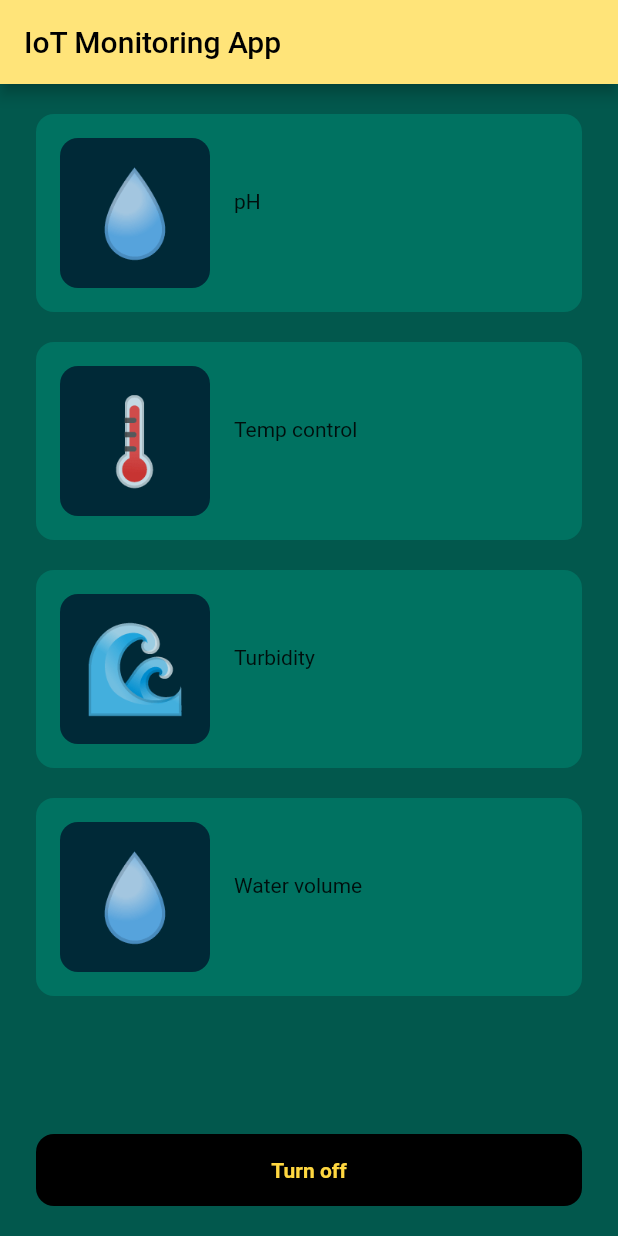
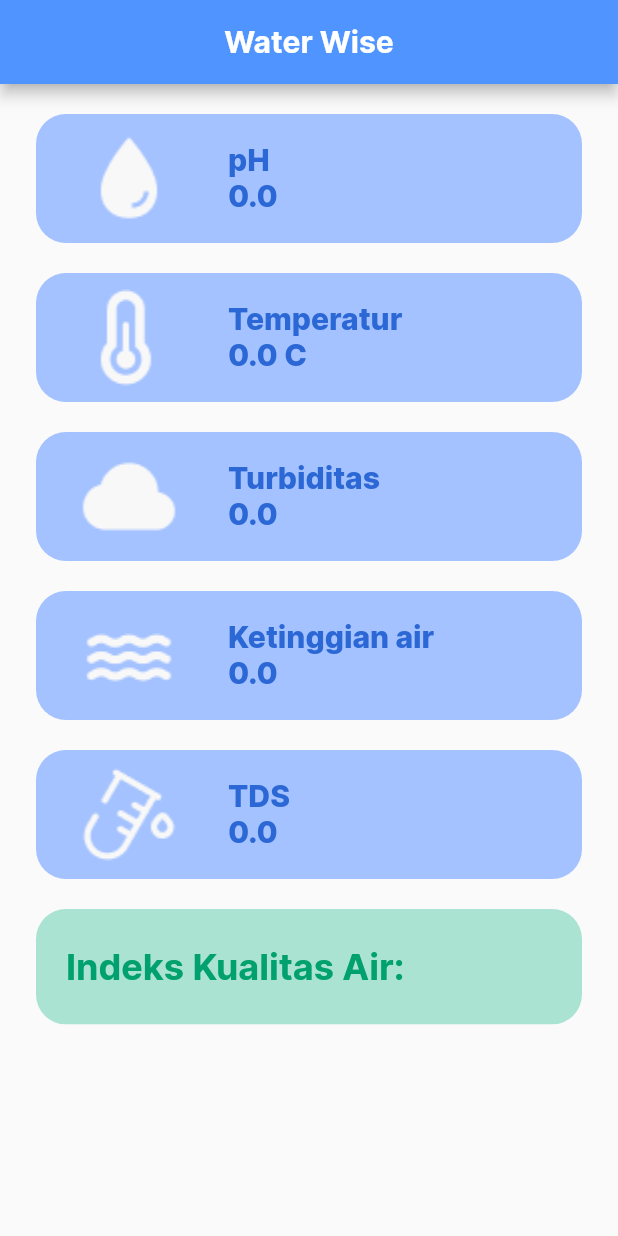
Before and after one commit to rifkiam/iot-monitoring-app, a Flutter app: the screen it shows after launch, on a phone screen of 412 x 824 dp. Run offline on Flutter 3.47's test engine with Material 2 defaults, Android fonts, the phone set to English and light mode, and no system bars; missing offline and left inert: mqtt_client.

Commit message:
feat: UI overhaul

```diff
--- a/lib/main.dart
+++ b/lib/main.dart
@@ -1,189 +1,180 @@
 import 'package:flutter/material.dart';
-import 'dart:async';
-import 'dart:io';
-import 'package:mqtt_client/mqtt_client.dart';
-import 'package:mqtt_client/mqtt_server_client.dart';
+import 'package:provider/provider.dart';
+import 'models/ph.dart';
 
 void main() {
-  runApp(const MyApp());
+  runApp(MyApp());
 }
 
 class MyApp extends StatelessWidget {
-  const MyApp({super.key});
-
-  // This widget is the root of your application.
   @override
   Widget build(BuildContext context) {
-    return MaterialApp(
-      title: 'Flutter Demo',
+    return MultiProvider(
+      providers: [
+        ChangeNotifierProvider(
+          create: (context) => PHProvider(),
+        ),
+      ],
+      child: MaterialApp(
+        title: 'MQTT Monitoring App',
+        home: MonitoringPage(),
         theme: ThemeData(
-        // This is the theme of your application.
-        //
-        // Try running your application with "flutter run". You'll see the
-        // application has a blue toolbar. Then, without quitting the app, try
-        // changing the primarySwatch below to Colors.green and then invoke
-        // "hot reload" (press "r" in the console where you ran "flutter run",
-        // or simply save your changes to "hot reload" in a Flutter IDE).
-        // Notice that the counter didn't reset back to zero; the application
-        // is not restarted.
-        primarySwatch: Colors.amber,
+          fontFamily: 'Inter'
         ),
-      home: const MyHomePage(title: 'IoT Monitoring App'),
+      ),
     );
   }
 }
 
-class MyHomePage extends StatefulWidget {
-  const MyHomePage({super.key, required this.title});
-  final String title;
-
-  @override
-  State<MyHomePage> createState() => _MyHomePageState();
-}
-
-class _MyHomePageState extends State<MyHomePage> {
-  int _counter = 0;
-
-  bool machineState = false;
-
-  bool onOrOff() {
-    //API
-    return true;
-  }
-
+class MonitoringPage extends StatelessWidget {
   @override
   Widget build(BuildContext context) {
-    // This method is rerun every time setState is called, for instance as done
-    // by the _incrementCounter method above.
-    //
-    // The Flutter framework has been optimized to make rerunning build methods
-    // fast, so that you can just rebuild anything that needs updating rather
-    // than having to individually change instances of widgets.
     return Scaffold(
-      backgroundColor: Color.fromRGBO(2, 88, 77, 1),
       appBar: AppBar(
-        // Here we take the value from the MyHomePage object that was created by
-        // the App.build method, and use it to set our appbar title.
-        title: Text(widget.title),
-        backgroundColor: const Color.fromRGBO(255, 228, 121, 1),
+        backgroundColor: const Color.fromRGBO(79, 148, 255, 1),
+        centerTitle: true,
+        title: const Text('Water Wise', style: TextStyle(fontFamily: 'Inter', color: Colors.white, fontWeight: FontWeight.bold)),
+
       ),
-      body: Padding(
-        padding: const EdgeInsets.symmetric(vertical: 20, horizontal: 24),
+      body: SafeArea(
+        child: Padding(
+          padding: const EdgeInsets.symmetric(horizontal: 24, vertical: 20),
           child: Column(
             mainAxisAlignment: MainAxisAlignment.start,
             crossAxisAlignment: CrossAxisAlignment.stretch,
             children: [
               ClipRRect(
-              borderRadius: const BorderRadius.all(Radius.circular(12)),
+                borderRadius: const BorderRadius.all(Radius.circular(20)),
                 child: Container(
-                padding: const EdgeInsets.all(16),
-                decoration: const BoxDecoration(color: Color.fromRGBO(0, 114, 97, 1)),
+                  padding: const EdgeInsets.symmetric(horizontal: 12, vertical: 8),
+                  decoration: const BoxDecoration(color: Color.fromRGBO(164, 194, 255, 1)),
                   child: Row(
                       children: [
-                    ClipRRect(
-                      borderRadius: const BorderRadius.all(Radius.circular(12)),
-                      child: Container(
+                        Container(
                           alignment: Alignment.center,
-                        decoration: const BoxDecoration(color: Color.fromRGBO(0, 41, 55, 1)),
-                        child: Text("💧", style: TextStyle(fontSize: 56)),
                           width: 100,
-                        height: 100,
+                          height: 70,
+                          child: Image.asset("images/water.png", scale: 0.75),
                         ),
-                    ),
-                    SizedBox(width: 16,),
-                    Text("pH \n")
+                        const SizedBox(width: 16,),
+                        Consumer<PHProvider>(builder: (context, phProvider, child) {
+                          final ph = phProvider.ph;
+                          return Text("pH \n${ph.toString()}", style: const TextStyle(fontWeight: FontWeight.w800, fontSize: 20, color: Color.fromRGBO(43, 104, 214, 1)),);
+                        })
                       ]
                   ),
                 ),
               ),
               const SizedBox(height: 20,),
               ClipRRect(
-              borderRadius: const BorderRadius.all(Radius.circular(12)),
+                borderRadius: const BorderRadius.all(Radius.circular(20)),
                 child: Container(
-                padding: const EdgeInsets.all(16),
-                decoration: const BoxDecoration(color: Color.fromRGBO(0, 114, 97, 1)),
+                  padding: const EdgeInsets.symmetric(horizontal: 12, vertical: 8),
+                  decoration: const BoxDecoration(color: Color.fromRGBO(164, 194, 255, 1)),
                   child: Row(
                       children: [
-                    ClipRRect(
-                      borderRadius: const BorderRadius.all(Radius.circular(12)),
-                      child: Container(
+                        Container(
                           alignment: Alignment.center,
-                        decoration: const BoxDecoration(color: Color.fromRGBO(0, 41, 55, 1)),
-                        child: Text("🌡", style: TextStyle(fontSize: 56)),
                           width: 100,
-                        height: 100,
+                          height: 70,
+                          child: Image.asset("images/temperature.png", scale: 0.75),
                         ),
-                    ),
-                    SizedBox(width: 16,),
-                    Text("Temp control \n")
+                        const SizedBox(width: 16,),
+                        Consumer<PHProvider>(builder: (context, phProvider, child) {
+                          final ph = phProvider.ph;
+                          return Text("Temperatur \n${ph.toString()} C", style: const TextStyle(fontWeight: FontWeight.w800, fontSize: 20, color: Color.fromRGBO(43, 104, 214, 1)),);
+                        })
                       ]
                   ),
                 ),
               ),
               const SizedBox(height: 20,),
               ClipRRect(
-              borderRadius: const BorderRadius.all(Radius.circular(12)),
+                borderRadius: const BorderRadius.all(Radius.circular(20)),
                 child: Container(
-                padding: const EdgeInsets.all(16),
-                decoration: const BoxDecoration(color: Color.fromRGBO(0, 114, 97, 1)),
+                  padding: const EdgeInsets.symmetric(horizontal: 12, vertical: 8),
+                  decoration: const BoxDecoration(color: Color.fromRGBO(164, 194, 255, 1)),
                   child: Row(
                       children: [
-                    ClipRRect(
-                      borderRadius: const BorderRadius.all(Radius.circular(12)),
-                      child: Container(
+                        Container(
                           alignment: Alignment.center,
-                        decoration: const BoxDecoration(color: Color.fromRGBO(0, 41, 55, 1)),
-                        child: Text("🌊", style: TextStyle(fontSize: 56)),
                           width: 100,
-                        height: 100,
+                          height: 70,
+                          child: Image.asset("images/cloud.png", scale: 0.75),
                         ),
-                    ),
-                    SizedBox(width: 16,),
-                    Text("Turbidity \n"),
+                        const SizedBox(width: 16,),
+                        Consumer<PHProvider>(builder: (context, phProvider, child) {
+                          final ph = phProvider.ph;
+                          return Text("Turbiditas \n${ph.toString()}", style: const TextStyle(fontWeight: FontWeight.w800, fontSize: 20, color: Color.fromRGBO(43, 104, 214, 1)),);
+                        })
                       ]
                   ),
                 ),
               ),
               const SizedBox(height: 20,),
               ClipRRect(
-              borderRadius: const BorderRadius.all(Radius.circular(12)),
+                borderRadius: const BorderRadius.all(Radius.circular(20)),
                 child: Container(
-                padding: const EdgeInsets.all(16),
-                decoration: const BoxDecoration(color: Color.fromRGBO(0, 114, 97, 1)),
+                  padding: const EdgeInsets.symmetric(horizontal: 12, vertical: 8),
+                  decoration: const BoxDecoration(color: Color.fromRGBO(164, 194, 255, 1)),
                   child: Row(
                       children: [
-                    ClipRRect(
-                      borderRadius: const BorderRadius.all(Radius.circular(12)),
-                      child: Container(
+                        Container(
                           alignment: Alignment.center,
-                        decoration: const BoxDecoration(color: Color.fromRGBO(0, 41, 55, 1)),
-                        child: Text("💧", style: TextStyle(fontSize: 56)),
                           width: 100,
-                        height: 100,
+                          height: 70,
+                          child: Image.asset("images/water_flow.png", scale: 0.75),
                         ),
-                    ),
-                    SizedBox(width: 16,),
-                    Text("Water volume \n")
+                        const SizedBox(width: 16,),
+                        Consumer<PHProvider>(builder: (context, phProvider, child) {
+                          final ph = phProvider.ph;
+                          return Text("Ketinggian air \n${ph.toString()}", style: const TextStyle(fontWeight: FontWeight.w800, fontSize: 20, color: Color.fromRGBO(43, 104, 214, 1)),);
+                        })
                       ]
                   ),
                 ),
               ),
-            Expanded(
+              const SizedBox(height: 20,),
+              ClipRRect(
+                borderRadius: const BorderRadius.all(Radius.circular(20)),
                 child: Container(
-                child: SizedBox.expand(),
-              )
+                  padding: const EdgeInsets.symmetric(horizontal: 12, vertical: 8),
+                  decoration: const BoxDecoration(color: Color.fromRGBO(164, 194, 255, 1)),
+                  child: Row(
+                      children: [
+                        Container(
+                          alignment: Alignment.center,
+                          width: 100,
+                          height: 70,
+                          child: Image.asset("images/tube.png", scale: 0.75),
                         ),
+                        const SizedBox(width: 16,),
+                        Consumer<PHProvider>(builder: (context, phProvider, child) {
+                          final ph = phProvider.ph;
+                          return Text("TDS \n${ph.toString()}", style: const TextStyle(fontWeight: FontWeight.w800, fontSize: 20, color: Color.fromRGBO(43, 104, 214, 1)),);
+                        })
+                      ]
+                  ),
+                ),
+              ),
+              const SizedBox(height: 20,),
+              // Expanded(
+              //     child: Container(
+              //       child: SizedBox.expand(),
+              //     )
+              // ),
               ClipRRect(
-              borderRadius: BorderRadius.all(Radius.circular(12)),
+                borderRadius: BorderRadius.all(Radius.circular(20)),
                 child: Container(
-                padding: const EdgeInsets.symmetric(vertical: 16),
-                decoration: const BoxDecoration(color: Colors.black),
-                child: const Text("Turn off", style: TextStyle(color: Colors.amberAccent, fontWeight: FontWeight.bold), textAlign: TextAlign.center),
+                  child: Text("Indeks Kualitas Air: ", style: TextStyle(fontWeight: FontWeight.bold, fontSize: 24, color: Color.fromRGBO(0, 161, 110, 1)),),
+                  padding: EdgeInsets.symmetric(horizontal: 20, vertical: 24),
+                  decoration: const BoxDecoration(color: Color.fromRGBO(171, 227, 210, 1)),
                 ),
               )
             ],
           ),
-      ),
+        )
+      )
     );
   }
 }
```
Also changed, not shown: lib/models/ph.dart (added, +52 -0 lines), lib/models/temp.dart (added, +52 -0 lines), lib/models/turbidity.dart (added, +52 -0 lines), lib/models/volume.dart (added, +52 -0 lines), pubspec.yaml (+18 -0 lines), assets/fonts/Inter/Inter-Black.ttf (added), assets/fonts/Inter/Inter-Bold.ttf (added), assets/fonts/Inter/Inter-ExtraBold.ttf (added), assets/fonts/Inter/Inter-ExtraLight.ttf (added), assets/fonts/Inter/Inter-Light.ttf (added), assets/fonts/Inter/Inter-Medium.ttf (added), assets/fonts/Inter/Inter-Regular.ttf (added), assets/fonts/Inter/Inter-SemiBold.ttf (added), assets/fonts/Inter/Inter-Thin.ttf (added), 6 more files. Lines whose indentation alone changed are shown as unchanged.
